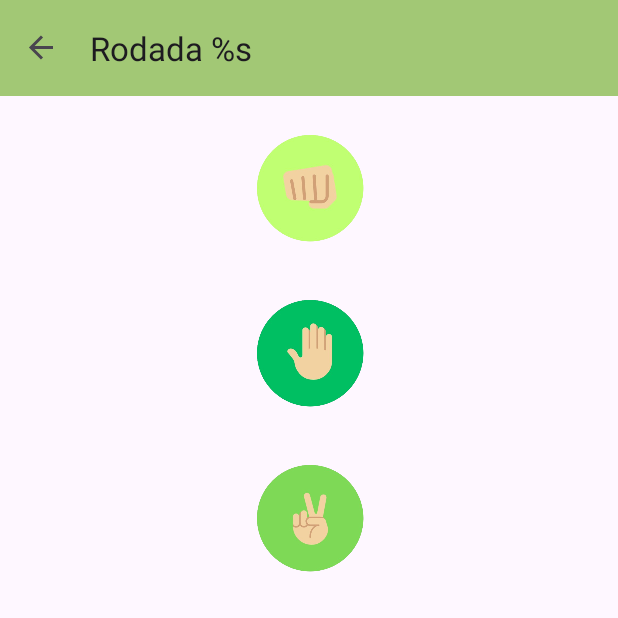
After one commit to leticiotte/PedraPapelTesoura, an Android app: the RoundFragment screen opened through its navigation route, on a phone screen of 412 x 824 dp, the top half of it. The commit adds this screen. Run offline under Robolectric (Android 15) with nearby library versions, the phone set to English and light mode, and no system bars; our stand-ins replace navigation-ui.

Commit message:
feat: add RoundFragment

```diff
--- /dev/null
+++ b/app/src/main/java/com/example/pedrapapeltesoura/ui/fragment/RoundFragment.kt
@@ -0,0 +1,58 @@
+package com.example.pedrapapeltesoura.ui.fragment
+
+import android.os.Bundle
+import android.view.LayoutInflater
+import android.view.View
+import android.view.ViewGroup
+import android.widget.Button
+import androidx.fragment.app.Fragment
+import androidx.navigation.fragment.findNavController
+import com.example.pedrapapeltesoura.R
+import com.example.pedrapapeltesoura.databinding.FragmentRoundBinding
+import com.example.pedrapapeltesoura.domain.model.interfaces.ToolbarConfig
+import com.google.android.material.appbar.MaterialToolbar
+
+class RoundFragment : Fragment(), ToolbarConfig {
+    private var _binding: FragmentRoundBinding? = null
+    private val binding get() = _binding!!
+    private lateinit var toolbar: MaterialToolbar
+
+    private lateinit var twoPlayersBtn: Button
+    private lateinit var threePlayersBtn: Button
+
+    override fun onCreateView(
+        inflater: LayoutInflater, container: ViewGroup?,
+        savedInstanceState: Bundle?
+    ): View? {
+        _binding = FragmentRoundBinding.inflate(inflater, container, false)
+
+        setupInputs()
+        return binding.root
+    }
+
+    override fun onViewCreated(view: View, savedInstanceState: Bundle?) {
+        super.onViewCreated(view, savedInstanceState)
+
+        findAndLinkToolbar()
+        setupNavigationOnClickListener()
+    }
+
+    override fun onDestroyView() {
+        super.onDestroyView()
+        _binding = null
+    }
+
+    private fun setupInputs() {
+    }
+
+    override fun findAndLinkToolbar() {
+        toolbar = requireActivity().findViewById(R.id.toolbar)
+    }
+
+    override fun setupNavigationOnClickListener() {
+        toolbar.setNavigationOnClickListener {
+            findNavController().navigate(R.id.action_RoundFragment_to_StartGameFragment)
+        }
+    }
+
+}
--- /dev/null
+++ b/app/src/main/res/layout/fragment_round.xml
@@ -0,0 +1,74 @@
+<?xml version="1.0" encoding="utf-8"?>
+<RelativeLayout xmlns:android="http://schemas.android.com/apk/res/android"
+    xmlns:app="http://schemas.android.com/apk/res-auto"
+    xmlns:tools="http://schemas.android.com/tools"
+    android:layout_width="match_parent"
+    android:layout_height="match_parent"
+    android:orientation="horizontal">
+
+    <androidx.core.widget.NestedScrollView
+        android:layout_width="match_parent"
+        android:layout_height="match_parent"
+        tools:context=".ui.fragment.MembersFragment">
+
+        <androidx.constraintlayout.widget.ConstraintLayout
+            android:layout_width="match_parent"
+            android:layout_height="match_parent"
+            android:padding="16dp">
+
+            <ImageView
+                android:id="@+id/rockImg"
+
+                android:layout_width="90dp"
+                android:layout_height="90dp"
+                android:layout_centerVertical="true"
+                android:clickable="true"
+                android:contentDescription="@string/rock_img_content_description"
+                android:focusable="true"
+
+                app:layout_constraintEnd_toEndOf="parent"
+                app:layout_constraintStart_toStartOf="parent"
+                app:layout_constraintTop_toTopOf="parent"
+                app:srcCompat="@drawable/rock" />
+
+            <ImageView
+                android:id="@+id/paperImg"
+
+                android:layout_width="90dp"
+                android:layout_height="90dp"
+                android:layout_centerVertical="true"
+                android:layout_marginTop="20dp"
+                android:clickable="true"
+                android:contentDescription="@string/paper_img_content_description"
+
+                android:focusable="true"
+                app:layout_constraintEnd_toEndOf="parent"
+
+                app:layout_constraintStart_toStartOf="parent"
+                app:layout_constraintTop_toBottomOf="@+id/rockImg"
+                app:srcCompat="@drawable/paper" />
+
+            <ImageView
+                android:id="@+id/scissorImg"
+
+                android:layout_width="90dp"
+                android:layout_height="90dp"
+                android:layout_centerVertical="true"
+                android:layout_marginTop="20dp"
+                android:clickable="true"
+                android:contentDescription="@string/scissor_img_content_description"
+
+                android:focusable="true"
+                app:layout_constraintEnd_toEndOf="parent"
+
+                app:layout_constraintStart_toStartOf="parent"
+                app:layout_constraintTop_toBottomOf="@+id/paperImg"
+                app:srcCompat="@drawable/scissor" />
+
+
+        </androidx.constraintlayout.widget.ConstraintLayout>
+
+
+    </androidx.core.widget.NestedScrollView>
+
+</RelativeLayout>
--- a/app/src/main/res/navigation/nav_graph.xml
+++ b/app/src/main/res/navigation/nav_graph.xml
@@ -14,4 +14,15 @@
             android:id="@+id/action_StartGameFragment_to_RoundFragment"
             app:destination="@id/RoundFragment" />
     </fragment>
+
+    <fragment
+        android:id="@+id/RoundFragment"
+        android:name="com.example.pedrapapeltesoura.ui.fragment.RoundFragment"
+        android:label="@string/numbered_round_fragment_label"
+        tools:layout="@layout/fragment_round">
+
+        <action
+            android:id="@+id/action_RoundFragment_to_StartGameFragment"
+            app:destination="@id/StartGameFragment" />
+    </fragment>
 </navigation>
--- a/app/src/main/res/values/strings.xml
+++ b/app/src/main/res/values/strings.xml
@@ -3,6 +3,7 @@
 
     <!-- Strings used for fragments for navigation -->
     <string name="start_game_fragment_label">Pedra, papel e tesoura</string>
+    <string name="numbered_round_fragment_label">Rodada %s</string>
 
     <!-- Strings used for TextView -->
     <string name="players_quantity_tv">Quantidade de jogadores</string>
@@ -10,4 +11,9 @@
     <!-- Buttons names -->
     <string name="two_button">Dois</string>
     <string name="three_button">Três</string>
+
+    <!-- Strings used for image content descriptions -->
+    <string name="rock_img_content_description">Imagem da opção pedra</string>
+    <string name="paper_img_content_description">Imagem da opção papel</string>
+    <string name="scissor_img_content_description">Imagem da opção tesoura</string>
 </resources>
```
Also changed, not shown: app/src/main/res/drawable/paper.png (added), app/src/main/res/drawable/rock.png (added), app/src/main/res/drawable/scissor.png (added).
